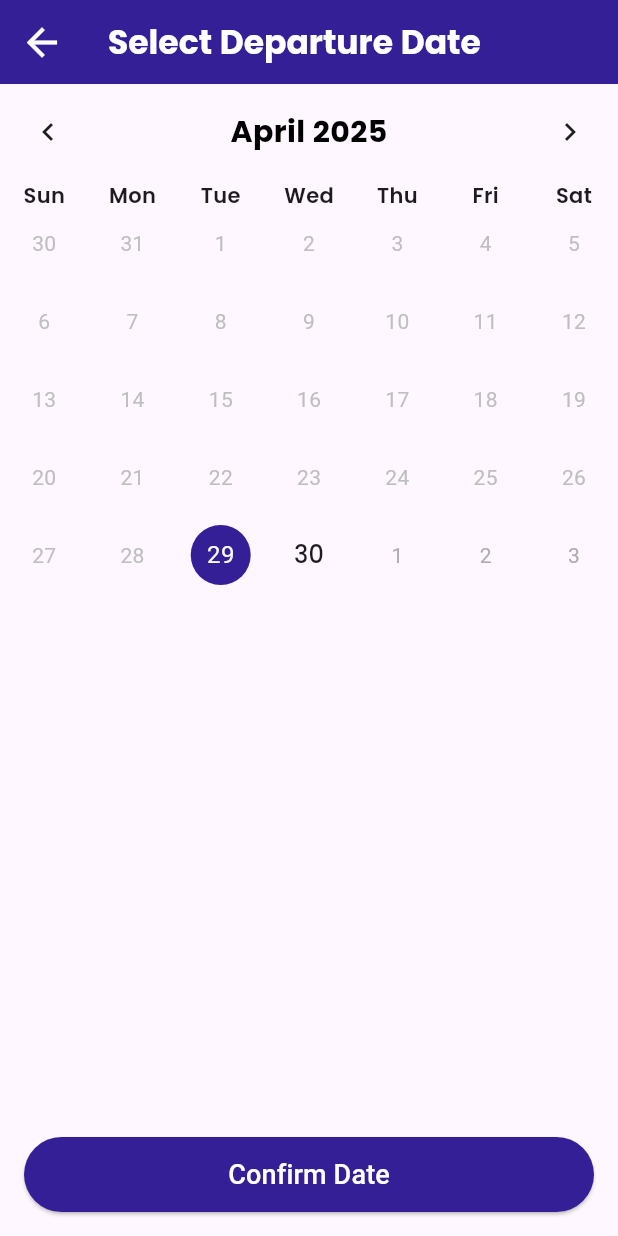
After one commit to AnkitKhare378/trip_go, a Flutter app: the screen it shows after launch, after a tap on "DEPARTURE DATE", on a phone screen of 412 x 824 dp. The commit adds this screen. Run offline on Flutter 3.47's test engine with Material 3 defaults, Android fonts, the phone set to English and light mode, and no system bars; drawn by our look-alikes of table_calendar; our stand-ins replace cached_network_image, carousel_slider, fluttertoast, google_fonts; network calls fail.

Commit message:
finish project 25-04

```diff
--- /dev/null
+++ b/lib/View/DashboardV/HomeCategoryPages/FlightScreen/FlightWidgets/calender_screen.dart
@@ -0,0 +1,107 @@
+import 'package:flutter/material.dart';
+import 'package:table_calendar/table_calendar.dart';
+
+class FullScreenCalendar extends StatefulWidget {
+  final bool isDeparture;
+
+  const FullScreenCalendar({Key? key, required this.isDeparture}) : super(key: key);
+
+  @override
+  State<FullScreenCalendar> createState() => _FullScreenCalendarState();
+}
+
+class _FullScreenCalendarState extends State<FullScreenCalendar> {
+  DateTime _focusedDay = DateTime.now();
+  DateTime? _selectedDay;
+
+  @override
+  Widget build(BuildContext context) {
+    return Scaffold(
+      appBar: AppBar(
+        title: Text(widget.isDeparture ? 'Select Departure Date' : 'Select Return Date', style: TextStyle(fontFamily: 'poppins', color: Colors.white, fontWeight: FontWeight.bold),),
+        backgroundColor: Color(0xFF341f97),
+        iconTheme: IconThemeData(
+          color: Colors.white,
+          weight: 800,
+          size: 30,
+        ),
+      ),
+      body: Column(
+        children: [
+          TableCalendar(
+            firstDay: DateTime.now(),
+            lastDay: DateTime(2030),
+            focusedDay: _focusedDay,
+            selectedDayPredicate: (day) {
+              return isSameDay(_selectedDay, day);
+            },
+            onDaySelected: (selectedDay, focusedDay) {
+              setState(() {
+                _selectedDay = selectedDay;
+                _focusedDay = focusedDay;
+              });
+            },
+            calendarStyle: CalendarStyle(
+              defaultTextStyle: TextStyle(
+                fontFamily: 'poppins',
+                fontSize: 16,
+                fontWeight: FontWeight.w500,
+              ),
+              weekendTextStyle: TextStyle(
+                fontFamily: 'poppins',
+                fontSize: 16,
+                fontWeight: FontWeight.w500,
+              ),
+              selectedDecoration: BoxDecoration(
+                color: Color(0xFF341f97),
+                shape: BoxShape.circle,
+              ),
+              todayDecoration: BoxDecoration(
+                color: Color(0xFF341f97),
+                shape: BoxShape.circle,
+              ),
+            ),
+            daysOfWeekStyle: DaysOfWeekStyle(
+              weekdayStyle: TextStyle(
+                fontFamily: 'poppins',
+                fontSize: 14,
+                fontWeight: FontWeight.w600, // Bold or semi-bold Sun, Mon, etc.
+              ),
+              weekendStyle: TextStyle(
+                fontFamily: 'poppins',
+                fontSize: 14,
+                fontWeight: FontWeight.w600,
+              ),
+            ),
+            headerStyle: HeaderStyle(
+              formatButtonVisible: false,
+              titleCentered: true,
+              titleTextStyle: TextStyle(
+                fontFamily: 'poppins',
+                fontSize: 20,
+                fontWeight: FontWeight.bold, // "April 2025" bold
+                color: Colors.black,
+              ),
+            ),
+          ),
+          const Spacer(),
+          Padding(
+            padding: const EdgeInsets.all(16.0),
+            child: ElevatedButton(
+              onPressed: () {
+                if (_selectedDay != null) {
+                  Navigator.pop(context, _selectedDay);
+                }
+              },
+              style: ElevatedButton.styleFrom(
+                minimumSize: Size(double.infinity, 50),
+                backgroundColor: Color(0xFF341f97),
+              ),
+              child: const Text('Confirm Date', style: TextStyle(fontSize: 18, color: Colors.white)),
+            ),
+          ),
+        ],
+      ),
+    );
+  }
+}
--- a/lib/View/DashboardV/HomeCategoryPages/FlightScreen/FlightWidgets/flight_widgets.dart
+++ b/lib/View/DashboardV/HomeCategoryPages/FlightScreen/FlightWidgets/flight_widgets.dart
@@ -53,8 +53,7 @@ class LocationBox extends StatelessWidget {
 
   @override
   Widget build(BuildContext context) {
-    return Expanded(
-      child: Container(
+    return Container(
       padding: const EdgeInsets.all(12),
       decoration: BoxDecoration(
         color: const Color(0xFFF6F6FA),
@@ -67,7 +66,6 @@ class LocationBox extends StatelessWidget {
           Text(code, style: const TextStyle(fontSize: 22, fontWeight: FontWeight.bold, fontFamily: 'poppins')),
           Text(city, style: const TextStyle(fontSize: 12, color: Colors.black, fontFamily: 'poppins', fontWeight: FontWeight.w600)),
         ],
-        ),
       ),
     );
   }
@@ -129,7 +127,7 @@ class DateBox extends StatelessWidget {
 class TravellerBox extends StatelessWidget {
   final int travellerCount;
 
-  const TravellerBox({super.key, required this.travellerCount});
+  const TravellerBox({required this.travellerCount});
 
   @override
   Widget build(BuildContext context) {
@@ -145,7 +143,7 @@ class TravellerBox extends StatelessWidget {
           const Text('TRAVELLER(S)', style: TextStyle(fontSize: 12, color: Colors.black, fontFamily: 'poppins')),
           const SizedBox(height: 6),
           Text(
-            '$travellerCount Traveller',
+            '$travellerCount Traveller', // Handle pluralization
             style: const TextStyle(fontWeight: FontWeight.bold, fontFamily: 'poppins'),
           ),
         ],
@@ -153,6 +151,7 @@ class TravellerBox extends StatelessWidget {
     );
   }
 }
+
 
 class DropdownBox extends StatelessWidget {
   final String label;
--- a/lib/View/DashboardV/HomeCategoryPages/FlightScreen/flight_booking_screen.dart
+++ b/lib/View/DashboardV/HomeCategoryPages/FlightScreen/flight_booking_screen.dart
@@ -7,8 +7,11 @@ import 'FlightPartSections/more_lik_section.dart';
 import 'FlightPartSections/offers_view.dart';
 import 'FlightPartSections/search_destination_section.dart';
 import 'FlightPartSections/where2_go_section.dart';
+import 'FlightWidgets/calender_screen.dart';
+import 'FlightWidgets/class_selection_bottom_sheet.dart';
 import 'FlightWidgets/flight_checkbox_grid.dart';
 import 'FlightWidgets/flight_widgets.dart';
+import 'FlightWidgets/traveller_selection_bottom_sheet.dart';
 import 'flight_list_screen.dart';
 import 'flight_routes_view.dart';
 
@@ -20,26 +23,92 @@ class FlightBookingScreen extends StatefulWidget {
 }
 
 class _FlightBookingScreenState extends State<FlightBookingScreen> {
-  Map<String, String>? fromCity;
-  Map<String, String>? toCity;
+  Map<String, String> fromCity = {'city': 'DELHI', 'code': 'DEL'};
+  Map<String, String> toCity = {'city': 'MUMBAI', 'code': 'BOM'};
 
   int tripTypeIndex = 0;
   DateTime? departureDate = DateTime.now();
   DateTime? returnDate;
   String selectedClass = 'Economy';
   int travellerCount = 2;
-
+  bool _showErrorMessage = false;
   bool nonStop = false;
   bool studentFare = false;
   bool armedForces = false;
   bool seniorCitizen = false;
 
+  int adultsCount = 2;
+  int childrenCount = 0;
+  int infantsCount = 0;
+
+  void _onSearchPressed() {
+    // Check if FROM and TO cities are the same
+    if (fromCity['city'] == toCity['city']) {
+      // Show error message if cities are the same
+      setState(() {
+        _showErrorMessage = true;
+      });
+    } else {
+      // Proceed to FlightListScreen if cities are different
+      Navigator.push(
+        context,
+        MaterialPageRoute(builder: (context) => FlightListScreen()),
+      );
+    }
+  }
+
+  void _showTravellerBottomSheet() async {
+    await showModalBottomSheet(
+      backgroundColor: Colors.white,
+      shape: RoundedRectangleBorder(
+        borderRadius: BorderRadius.vertical(
+          top: Radius.circular(5), // Reduced corner radius
+        ),
+      ),
+      context: context,
+      builder: (context) => SizedBox(
+        height: MediaQuery.of(context).size.height * 0.45, // Set 60% height of screen
+        child: TravellerBottomSheet(
+          initialAdultsCount: adultsCount,
+          initialChildrenCount: childrenCount,
+          initialInfantsCount: infantsCount,
+          onDone: (adults, children, infants) {
+            setState(() {
+              adultsCount = adults;
+              childrenCount = children;
+              infantsCount = infants;
+              travellerCount = adults + children + infants;
+            });
+          },
+        ),
+      ),
+    );
+  }
+
+  void _showClassSelectionBottomSheet() async {
+    await showModalBottomSheet(
+      context: context,
+      backgroundColor: Colors.white,
+      shape: RoundedRectangleBorder(
+        borderRadius: BorderRadius.vertical(top: Radius.circular(10)),
+      ),
+      builder: (context) => ClassSelectionBottomSheet(
+        initialClass: selectedClass,
+        onClassSelected: (classSelected) {
+          setState(() {
+            selectedClass = classSelected;
+          });
+        },
+      ),
+    );
+  }
+
   Future<void> _pickDate(bool isDeparture) async {
-    final DateTime? picked = await showDatePicker(
-      context: context,
-      initialDate: DateTime.now(),
-      firstDate: DateTime.now(),
-      lastDate: DateTime(2026),
+    final picked = await Navigator.push<DateTime>(
+      context,
+      MaterialPageRoute(
+        builder: (context) => FullScreenCalendar(isDeparture: isDeparture),
+      ),
     );
     if (picked != null) {
       setState(() {
@@ -98,9 +167,12 @@ class _FlightBookingScreenState extends State<FlightBookingScreen> {
                       Stack(
                         alignment: Alignment.center,
                         children: [
-                          Row(
+                          Container(
+                            width: double.infinity,
+                            child: Row(
                               children: [
                                 Expanded(
+                                  flex:1,
                                   child: GestureDetector(
                                     onTap: () async {
                                       final selectedCity = await Navigator.push<
@@ -128,6 +200,7 @@ class _FlightBookingScreenState extends State<FlightBookingScreen> {
                                 ),
                                 const SizedBox(width: 15),
                                 Expanded(
+                                  flex:1,
                                   child: GestureDetector(
                                     onTap: () async {
                                       final selectedCity = await Navigator.push<
@@ -154,6 +227,7 @@ class _FlightBookingScreenState extends State<FlightBookingScreen> {
                                   ),
                                 ),
                               ],
+                            ),
                           ),
 
                           GestureDetector(
@@ -182,6 +256,15 @@ class _FlightBookingScreenState extends State<FlightBookingScreen> {
                             ),
                           ),
                         ],
+                      ),
+
+                      if (_showErrorMessage)
+                        Padding(
+                          padding: const EdgeInsets.symmetric(vertical: 8.0),
+                          child: Text(
+                            'FROM and TO cities cannot be the same!',
+                            style: TextStyle(color: Colors.red, fontSize: 16),
+                          ),
                         ),
 
                       const SizedBox(height: 12),
@@ -220,16 +303,46 @@ class _FlightBookingScreenState extends State<FlightBookingScreen> {
                       Row(
                         children: [
                           Expanded(
+                            child: GestureDetector(
+                              onTap: () => _showTravellerBottomSheet(),
                               child: TravellerBox(travellerCount: travellerCount),
+                            ),
                           ),
                           const SizedBox(width: 12),
                           Expanded(
-                            child: DropdownBox(
-                              label: 'CLASS',
-                              value: selectedClass,
-                              onChanged: (value) {
-                                setState(() => selectedClass = value);
+                            child: GestureDetector(
+                              onTap: () {
+                                _showClassSelectionBottomSheet();
                               },
+                              child: Container(
+                                padding: EdgeInsets.symmetric(vertical: 12, horizontal: 14),
+                                decoration: BoxDecoration(
+                                  borderRadius: BorderRadius.circular(5),
+                                  color: Color(0xFFF6F6FA),
+                                  border: Border.all(color: Colors.grey.shade300),
+                                ),
+                                child: Column(
+                                  mainAxisAlignment: MainAxisAlignment.start,
+                                  crossAxisAlignment: CrossAxisAlignment.start,
+                                  children: [
+                                    Text(
+                                      'CLASS',
+                                      style: TextStyle(fontSize: 13, fontWeight: FontWeight.w500, color: Colors.grey, fontFamily: 'poppins'),
+                                    ),
+                                    // SizedBox(height: 10,),
+                                    Row(
+                                      mainAxisAlignment: MainAxisAlignment.spaceBetween,
+                                      children: [
+                                        Text(
+                                          selectedClass,
+                                          style: TextStyle(fontSize: 14, fontWeight: FontWeight.w500, fontFamily: 'poppins'),
+                                        ),
+                                        Icon(Icons.keyboard_arrow_down_outlined)
+                                      ],
+                                    ),
+                                  ],
+                                ),
+                              ),
                             ),
                           ),
                         ],
@@ -252,9 +365,7 @@ class _FlightBookingScreenState extends State<FlightBookingScreen> {
                       const SizedBox(height: 10),
                       GradientButton(
                         label: 'SEARCH FLIGHT',
-                        onPressed: () {
-                          Navigator.push(context, MaterialPageRoute(builder: (context)=>FlightListScreen()));
-                        },
+                        onPressed: _onSearchPressed,
                       ),
                     ],
                   ),
--- a/lib/View/DashboardV/dashboard_screen.dart
+++ b/lib/View/DashboardV/dashboard_screen.dart
@@ -61,7 +61,6 @@ class _DashboardScreenState extends State<DashboardScreen> {
             color: Colors.grey.shade300,
             thickness: 1.0,
           ),
-          // Fixed Category Container
           Container(
             padding: EdgeInsets.symmetric(vertical: 10, horizontal: 0),
             color: Colors.white,
@@ -75,7 +74,7 @@ class _DashboardScreenState extends State<DashboardScreen> {
                       selectedIndex = index;
                     });
                   },
-                  child:  Container(
+                  child: Container(
                     padding: EdgeInsets.symmetric(horizontal: 12, vertical: 5),
                     decoration: BoxDecoration(
                       color: isSelected ? Colors.deepPurple.shade50 : Colors.white,
@@ -88,12 +87,8 @@ class _DashboardScreenState extends State<DashboardScreen> {
                     child: Stack(
                       alignment: Alignment.center,
                       children: [
-                        // Glitter white radial glow at center
                         if (isSelected)
-                          Positioned.fill(
-                            child: Align(
-                              alignment: Alignment.topCenter,
-                              child: Container(
+                          Container(
                             width: 35,
                             height: 35,
                             decoration: BoxDecoration(
@@ -107,17 +102,15 @@ class _DashboardScreenState extends State<DashboardScreen> {
                               ),
                             ),
                           ),
-                            ),
-                          ),
-                        // Image and text
                         Column(
+                          mainAxisSize: MainAxisSize.min,
                           children: [
                             Image.asset(
                               menuIcons[index],
                               width: 34,
                               height: 34,
                             ),
-                            SizedBox(height: 0),
+                            SizedBox(height: 5),
                             Text(
                               menuItems[index],
                               style: TextStyle(
@@ -137,7 +130,6 @@ class _DashboardScreenState extends State<DashboardScreen> {
             ),
           ),
           SizedBox(height: 10),
-          // Expanded page content
           Expanded(
             child: pages[selectedIndex],
           ),
--- a/pubspec.yaml
+++ b/pubspec.yaml
@@ -26,6 +26,8 @@ dev_dependencies:
   cached_network_image: ^3.4.1
   google_fonts: ^6.2.1
   carousel_slider: ^5.0.0
+  table_calendar: ^3.0.9
+  fluttertoast: ^8.2.12
 
 flutter_icons:
   android: true
```
Also changed, not shown: lib/View/DashboardV/HomeCategoryPages/FlightScreen/FlightWidgets/class_selection_bottom_sheet.dart (added, +99 -0 lines), lib/View/DashboardV/HomeCategoryPages/FlightScreen/FlightWidgets/traveller_selection_bottom_sheet.dart (added, +219 -0 lines), pubspec.lock, 1 other file. Lines whose indentation alone changed are shown as unchanged.
